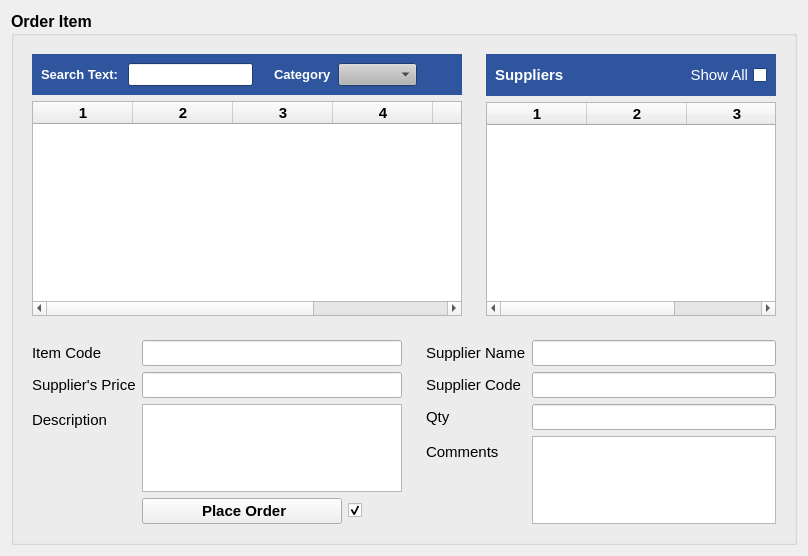
This is estorecpp/addorderitemwidget.ui in Watti/estorecpp as Qt 5 draws it before an edit. The edited form follows.
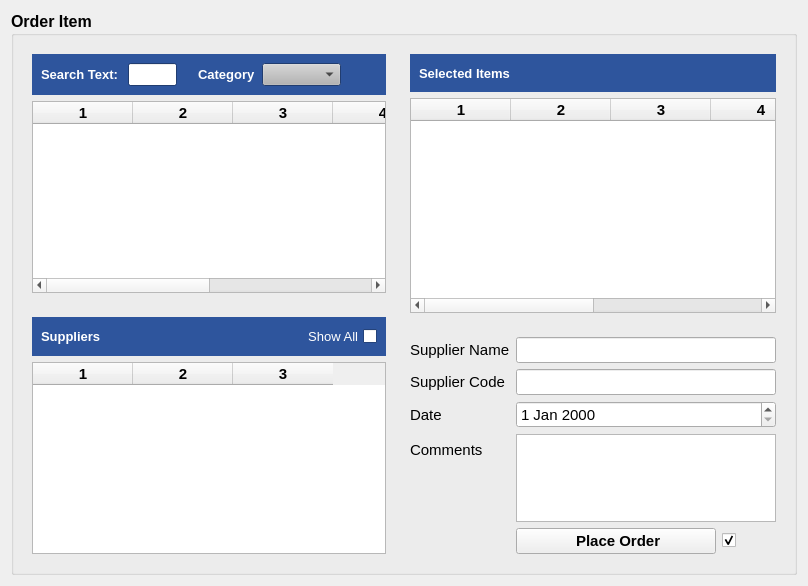
This is the edited form. Icons and pictures are not drawn.

Commit message: place order ui updated

Diff of the .ui file:
```diff
--- a/estorecpp/addorderitemwidget.ui
+++ b/estorecpp/addorderitemwidget.ui
@@ -7,13 +7,13 @@
     <x>0</x>
     <y>0</y>
     <width>808</width>
-    <height>556</height>
+    <height>577</height>
    </rect>
   </property>
   <property name="windowTitle">
    <string>Form</string>
   </property>
-  <layout class="QGridLayout" name="gridLayout_2">
+  <layout class="QGridLayout" name="gridLayout">
    <item row="0" column="0">
     <widget class="QGroupBox" name="groupBox">
      <property name="sizePolicy">
@@ -44,9 +44,9 @@
      <property name="title">
       <string>Order Item</string>
      </property>
-     <layout class="QVBoxLayout" name="verticalLayout_5">
+     <layout class="QHBoxLayout" name="horizontalLayout_5">
       <item>
-       <layout class="QHBoxLayout" name="horizontalLayout_5">
+       <layout class="QVBoxLayout" name="verticalLayout_7">
         <item>
          <widget class="QWidget" name="widget_2" native="true">
           <layout class="QVBoxLayout" name="verticalLayout">
@@ -798,7 +798,7 @@
                   </property>
                   <property name="font">
                    <font>
-                    <pointsize>11</pointsize>
+                    <pointsize>10</pointsize>
                     <weight>75</weight>
                     <bold>true</bold>
                    </font>
@@ -862,7 +862,7 @@
                   </property>
                   <property name="font">
                    <font>
-                    <pointsize>11</pointsize>
+                    <pointsize>10</pointsize>
                     <weight>50</weight>
                     <bold>false</bold>
                    </font>
@@ -901,77 +901,161 @@
        </layout>
       </item>
       <item>
-       <layout class="QHBoxLayout" name="horizontalLayout_2">
+       <layout class="QVBoxLayout" name="verticalLayout_8">
         <item>
-         <widget class="QWidget" name="widget" native="true">
-          <property name="sizePolicy">
-           <sizepolicy hsizetype="MinimumExpanding" vsizetype="Preferred">
-            <horstretch>0</horstretch>
-            <verstretch>0</verstretch>
-           </sizepolicy>
-          </property>
-          <layout class="QFormLayout" name="formLayout_2">
-           <item row="0" column="0">
-            <widget class="QLabel" name="label">
-             <property name="font">
-              <font>
-               <pointsize>11</pointsize>
-               <weight>50</weight>
-               <bold>false</bold>
-              </font>
-             </property>
-             <property name="text">
-              <string>Item Code</string>
-             </property>
-            </widget>
-           </item>
-           <item row="0" column="1">
-            <widget class="QLineEdit" name="itemCode">
-             <property name="enabled">
-              <bool>true</bool>
-             </property>
+         <widget class="QWidget" name="widget_7" native="true">
+          <layout class="QVBoxLayout" name="verticalLayout_6">
+           <item>
+            <widget class="QWidget" name="widget_8" native="true">
              <property name="sizePolicy">
-              <sizepolicy hsizetype="Minimum" vsizetype="Fixed">
+              <sizepolicy hsizetype="Preferred" vsizetype="Fixed">
                <horstretch>0</horstretch>
                <verstretch>0</verstretch>
               </sizepolicy>
              </property>
-             <property name="font">
-              <font>
-               <pointsize>11</pointsize>
-               <weight>50</weight>
-               <bold>false</bold>
-              </font>
+             <property name="palette">
+              <palette>
+               <active>
+                <colorrole role="Base">
+                 <brush brushstyle="SolidPattern">
+                  <color alpha="255">
+                   <red>255</red>
+                   <green>255</green>
+                   <blue>255</blue>
+                  </color>
+                 </brush>
+                </colorrole>
+                <colorrole role="Window">
+                 <brush brushstyle="SolidPattern">
+                  <color alpha="255">
+                   <red>46</red>
+                   <green>85</green>
+                   <blue>157</blue>
+                  </color>
+                 </brush>
+                </colorrole>
+               </active>
+               <inactive>
+                <colorrole role="Base">
+                 <brush brushstyle="SolidPattern">
+                  <color alpha="255">
+                   <red>255</red>
+                   <green>255</green>
+                   <blue>255</blue>
+                  </color>
+                 </brush>
+                </colorrole>
+                <colorrole role="Window">
+                 <brush brushstyle="SolidPattern">
+                  <color alpha="255">
+                   <red>46</red>
+                   <green>85</green>
+                   <blue>157</blue>
+                  </color>
+                 </brush>
+                </colorrole>
+               </inactive>
+               <disabled>
+                <colorrole role="Base">
+                 <brush brushstyle="SolidPattern">
+                  <color alpha="255">
+                   <red>46</red>
+                   <green>85</green>
+                   <blue>157</blue>
+                  </color>
+                 </brush>
+                </colorrole>
+                <colorrole role="Window">
+                 <brush brushstyle="SolidPattern">
+                  <color alpha="255">
+                   <red>46</red>
+                   <green>85</green>
+                   <blue>157</blue>
+                  </color>
+                 </brush>
+                </colorrole>
+               </disabled>
+              </palette>
              </property>
-             <property name="text">
-              <string/>
-             </property>
-             <property name="readOnly">
+             <property name="autoFillBackground">
               <bool>true</bool>
              </property>
+             <layout class="QVBoxLayout" name="verticalLayout_5">
+              <item>
+               <layout class="QHBoxLayout" name="horizontalLayout_2">
+                <item>
+                 <widget class="QLabel" name="label_11">
+                  <property name="palette">
+                   <palette>
+                    <active>
+                     <colorrole role="WindowText">
+                      <brush brushstyle="SolidPattern">
+                       <color alpha="255">
+                        <red>255</red>
+                        <green>255</green>
+                        <blue>255</blue>
+                       </color>
+                      </brush>
+                     </colorrole>
+                    </active>
+                    <inactive>
+                     <colorrole role="WindowText">
+                      <brush brushstyle="SolidPattern">
+                       <color alpha="255">
+                        <red>255</red>
+                        <green>255</green>
+                        <blue>255</blue>
+                       </color>
+                      </brush>
+                     </colorrole>
+                    </inactive>
+                    <disabled>
+                     <colorrole role="WindowText">
+                      <brush brushstyle="SolidPattern">
+                       <color alpha="255">
+                        <red>120</red>
+                        <green>120</green>
+                        <blue>120</blue>
+                       </color>
+                      </brush>
+                     </colorrole>
+                    </disabled>
+                   </palette>
+                  </property>
+                  <property name="font">
+                   <font>
+                    <pointsize>10</pointsize>
+                    <weight>75</weight>
+                    <bold>true</bold>
+                   </font>
+                  </property>
+                  <property name="text">
+                   <string>Selected Items</string>
+                  </property>
+                 </widget>
+                </item>
+                <item>
+                 <spacer name="horizontalSpacer_6">
+                  <property name="orientation">
+                   <enum>Qt::Horizontal</enum>
+                  </property>
+                  <property name="sizeHint" stdset="0">
+                   <size>
+                    <width>40</width>
+                    <height>20</height>
+                   </size>
+                  </property>
+                 </spacer>
+                </item>
+               </layout>
+              </item>
+             </layout>
             </widget>
            </item>
-           <item row="1" column="0">
-            <widget class="QLabel" name="label_2">
-             <property name="font">
-              <font>
-               <pointsize>11</pointsize>
-               <weight>50</weight>
-               <bold>false</bold>
-              </font>
-             </property>
-             <property name="text">
-              <string>Supplier's Price</string>
-             </property>
-            </widget>
-           </item>
-           <item row="1" column="1">
-            <widget class="QLineEdit" name="unitPrice">
-             <property name="enabled">
-              <bool>true</bool>
-             </property>
+           <item>
+            <widget class="QTableWidget" name="selectedItemTableWidget">
              <property name="sizePolicy">
-              <sizepolicy hsizetype="Minimum" vsizetype="Fixed">
+              <sizepolicy hsizetype="Minimum" vsizetype="Expanding">
                <horstretch>0</horstretch>
                <verstretch>0</verstretch>
               </sizepolicy>
@@ -979,134 +1063,19 @@
              <property name="font">
               <font>
                <pointsize>11</pointsize>
-               <weight>50</weight>
-               <bold>false</bold>
               </font>
              </property>
-             <property name="readOnly">
-              <bool>true</bool>
+             <property name="columnCount">
+              <number>6</number>
              </property>
+             <column/>
+             <column/>
+             <column/>
+             <column/>
+             <column/>
+             <column/>
             </widget>
            </item>
-           <item row="3" column="0">
-            <widget class="QLabel" name="label_4">
-             <property name="font">
-              <font>
-               <pointsize>11</pointsize>
-               <weight>50</weight>
-               <bold>false</bold>
-              </font>
-             </property>
-             <property name="text">
-              <string>Description</string>
-             </property>
-            </widget>
-           </item>
-           <item row="3" column="1">
-            <widget class="QTextEdit" name="itemDescription">
-             <property name="enabled">
-              <bool>true</bool>
-             </property>
-             <property name="sizePolicy">
-              <sizepolicy hsizetype="Minimum" vsizetype="Minimum">
-               <horstretch>0</horstretch>
-               <verstretch>0</verstretch>
-              </sizepolicy>
-             </property>
-             <property name="font">
-              <font>
-               <pointsize>11</pointsize>
-               <weight>50</weight>
-               <bold>false</bold>
-              </font>
-             </property>
-             <property name="sizeAdjustPolicy">
-              <enum>QAbstractScrollArea::AdjustToContents</enum>
-             </property>
-             <property name="readOnly">
-              <bool>true</bool>
-             </property>
-            </widget>
-           </item>
-           <item row="4" column="0">
-            <spacer name="horizontalSpacer">
-             <property name="orientation">
-              <enum>Qt::Horizontal</enum>
-             </property>
-             <property name="sizeHint" stdset="0">
-              <size>
-               <width>40</width>
-               <height>20</height>
-              </size>
-             </property>
-            </spacer>
-           </item>
-           <item row="4" column="1">
-            <layout class="QHBoxLayout" name="horizontalLayout_4">
-             <item>
-              <widget class="QPushButton" name="addOrderItemButton">
-               <property name="minimumSize">
-                <size>
-                 <width>200</width>
-                 <height>0</height>
-                </size>
-               </property>
-               <property name="maximumSize">
-                <size>
-                 <width>16777215</width>
-                 <height>16777215</height>
-                </size>
-               </property>
-               <property name="font">
-                <font>
-                 <pointsize>11</pointsize>
-                 <weight>75</weight>
-                 <bold>true</bold>
-                </font>
-               </property>
-               <property name="text">
-                <string> Place Order</string>
-               </property>
-              </widget>
-             </item>
-             <item>
-              <widget class="QCheckBox" name="doPrint">
-               <property name="text">
-                <string/>
-               </property>
-               <property name="icon">
-                <iconset>
-                 <normaloff>icons/print.png</normaloff>icons/print.png</iconset>
-               </property>
-               <property name="iconSize">
-                <size>
-                 <width>20</width>
-                 <height>20</height>
-                </size>
-               </property>
-               <property name="checked">
-                <bool>true</bool>
-               </property>
-              </widget>
-             </item>
-             <item>
-              <spacer name="horizontalSpacer_2">
-               <property name="orientation">
-                <enum>Qt::Horizontal</enum>
-               </property>
-               <property name="sizeType">
-                <enum>QSizePolicy::MinimumExpanding</enum>
-               </property>
-               <property name="sizeHint" stdset="0">
-                <size>
-                 <width>40</width>
-                 <height>20</height>
-                </size>
-               </property>
-              </spacer>
-             </item>
-            </layout>
-           </item>
           </layout>
          </widget>
         </item>
@@ -1129,20 +1098,6 @@
                </property>
               </widget>
              </item>
-             <item row="0" column="1">
-              <widget class="QLineEdit" name="supplierName">
-               <property name="font">
-                <font>
-                 <pointsize>11</pointsize>
-                 <weight>50</weight>
-                 <bold>false</bold>
-                </font>
-               </property>
-               <property name="readOnly">
-                <bool>true</bool>
-               </property>
-              </widget>
-             </item>
              <item row="1" column="0">
               <widget class="QLabel" name="label_9">
                <property name="font">
@@ -1157,20 +1112,6 @@
                </property>
               </widget>
              </item>
-             <item row="1" column="1">
-              <widget class="QLineEdit" name="supplierCode">
-               <property name="font">
-                <font>
-                 <pointsize>11</pointsize>
-                 <weight>50</weight>
-                 <bold>false</bold>
-                </font>
-               </property>
-               <property name="readOnly">
-                <bool>true</bool>
-               </property>
-              </widget>
-             </item>
              <item row="3" column="0">
               <widget class="QLabel" name="label_10">
                <property name="font">
@@ -1215,21 +1156,106 @@
                 </font>
                </property>
                <property name="text">
-                <string>Qty</string>
+                <string>Date</string>
+               </property>
+              </widget>
+             </item>
+             <item row="4" column="1">
+              <layout class="QHBoxLayout" name="horizontalLayout_4">
+               <item>
+                <widget class="QPushButton" name="addOrderItemButton">
+                 <property name="minimumSize">
+                  <size>
+                   <width>200</width>
+                   <height>0</height>
+                  </size>
+                 </property>
+                 <property name="maximumSize">
+                  <size>
+                   <width>16777215</width>
+                   <height>16777215</height>
+                  </size>
+                 </property>
+                 <property name="font">
+                  <font>
+                   <pointsize>11</pointsize>
+                   <weight>75</weight>
+                   <bold>true</bold>
+                  </font>
+                 </property>
+                 <property name="text">
+                  <string> Place Order</string>
+                 </property>
+                </widget>
+               </item>
+               <item>
+                <widget class="QCheckBox" name="doPrint">
+                 <property name="text">
+                  <string/>
+                 </property>
+                 <property name="icon">
+                  <iconset>
+                   <normaloff>icons/print.png</normaloff>icons/print.png</iconset>
+                 </property>
+                 <property name="iconSize">
+                  <size>
+                   <width>20</width>
+                   <height>20</height>
+                  </size>
+                 </property>
+                 <property name="checked">
+                  <bool>true</bool>
+                 </property>
+                </widget>
+               </item>
+               <item>
+                <spacer name="horizontalSpacer_2">
+                 <property name="orientation">
+                  <enum>Qt::Horizontal</enum>
+                 </property>
+                 <property name="sizeType">
+                  <enum>QSizePolicy::MinimumExpanding</enum>
+                 </property>
+                 <property name="sizeHint" stdset="0">
+                  <size>
+                   <width>40</width>
+                   <height>20</height>
+                  </size>
+                 </property>
+                </spacer>
+               </item>
+              </layout>
+             </item>
+             <item row="1" column="1">
+              <widget class="QLineEdit" name="supplierCode">
+               <property name="font">
+                <font>
+                 <pointsize>11</pointsize>
+                 <weight>50</weight>
+                 <bold>false</bold>
+                </font>
+               </property>
+               <property name="readOnly">
+                <bool>true</bool>
+               </property>
+              </widget>
+             </item>
+             <item row="0" column="1">
+              <widget class="QLineEdit" name="supplierName">
+               <property name="font">
+                <font>
+                 <pointsize>11</pointsize>
+                 <weight>50</weight>
+                 <bold>false</bold>
+                </font>
+               </property>
+               <property name="readOnly">
+                <bool>true</bool>
                </property>
               </widget>
              </item>
              <item row="2" column="1">
-              <widget class="QLineEdit" name="qty">
-               <property name="enabled">
-                <bool>true</bool>
-               </property>
-               <property name="sizePolicy">
-                <sizepolicy hsizetype="Minimum" vsizetype="Fixed">
-                 <horstretch>0</horstretch>
-                 <verstretch>0</verstretch>
-                </sizepolicy>
-               </property>
+              <widget class="QDateEdit" name="dateEdit">
                <property name="font">
                 <font>
                  <pointsize>11</pointsize>
@@ -1237,9 +1263,6 @@
                  <bold>false</bold>
                 </font>
                </property>
-               <property name="readOnly">
-                <bool>false</bool>
-               </property>
               </widget>
              </item>
             </layout>
```
The commit also changes 3 other files.
